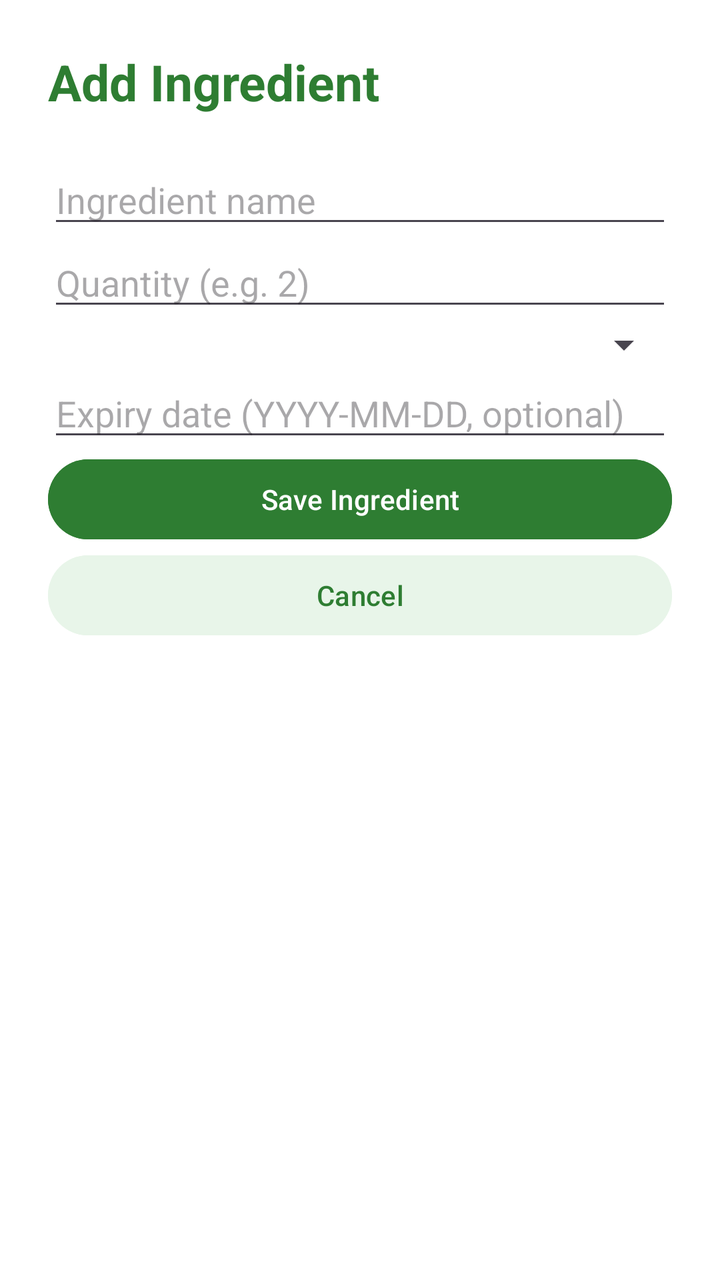
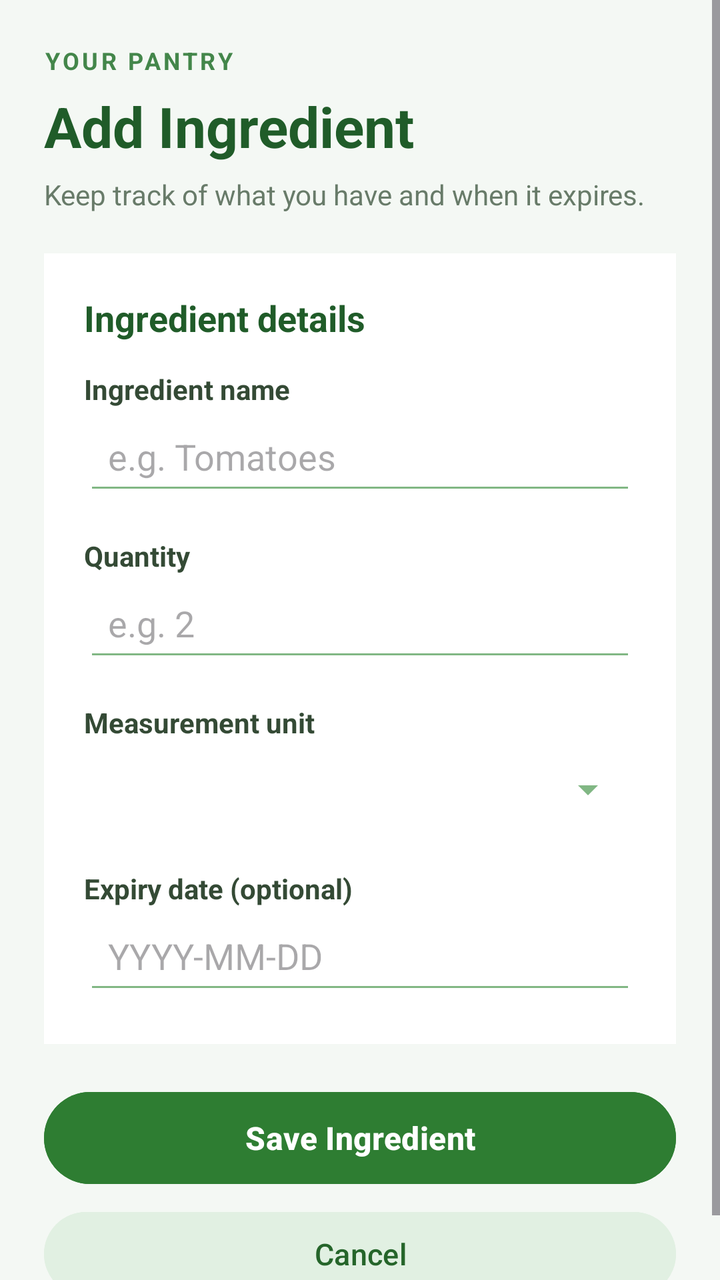

Two renders of the same Android screen: before a commit and after it. Below are the layout's source before the change and the commit's diff.
<!-- AndroidManifest.xml: application theme Theme.Smartpantrymanager -->
<!-- res/layout/activity_add_edit_ingredient.xml -->
<?xml version="1.0" encoding="utf-8"?>
<ScrollView xmlns:android="http://schemas.android.com/apk/res/android"
    android:layout_width="match_parent"
    android:layout_height="match_parent"
    android:background="#FFFFFF">

    <LinearLayout
        android:layout_width="match_parent"
        android:layout_height="wrap_content"
        android:orientation="vertical"
        android:padding="24dp">

        <TextView
            android:id="@+id/txtFormTitle"
            android:layout_width="match_parent"
            android:layout_height="wrap_content"
            android:text="Add Ingredient"
            android:textSize="25sp"
            android:textStyle="bold"
            android:textColor="#2E7D32"
            android:paddingBottom="20dp" />

        <EditText
            android:id="@+id/inputName"
            android:layout_width="match_parent"
            android:layout_height="wrap_content"
            android:hint="Ingredient name"
            android:inputType="textCapSentences"
            android:singleLine="true" />

        <EditText
            android:id="@+id/inputQuantity"
            android:layout_width="match_parent"
            android:layout_height="wrap_content"
            android:hint="Quantity (e.g. 2)"
            android:inputType="numberDecimal"
            android:singleLine="true" />

        <Spinner
            android:id="@+id/spinnerUnit"
            android:layout_width="match_parent"
            android:layout_height="wrap_content" />

        <EditText
            android:id="@+id/inputExpiry"
            android:layout_width="match_parent"
            android:layout_height="wrap_content"
            android:hint="Expiry date (YYYY-MM-DD, optional)"
            android:inputType="date"
            android:singleLine="true" />

        <Button
            android:id="@+id/btnSaveIngredient"
            android:layout_width="match_parent"
            android:layout_height="wrap_content"
            android:text="Save Ingredient"
            android:backgroundTint="#2E7D32"
            android:textColor="#FFFFFF" />

        <Button
            android:id="@+id/btnCancelIngredient"
            android:layout_width="match_parent"
            android:layout_height="wrap_content"
            android:text="Cancel"
            android:backgroundTint="#E8F5E9"
            android:textColor="#2E7D32" />

    </LinearLayout>
</ScrollView>
<!-- resources referenced by this layout -->
<resources>
  <style name="Theme.Smartpantrymanager" parent="Base.Theme.Smartpantrymanager" />
  <style name="Base.Theme.Smartpantrymanager" parent="Theme.Material3.DayNight.NoActionBar">
          
          
      </style>
</resources>

<!-- the commit's change to res/layout/activity_add_edit_ingredient.xml (unified diff, before → after) -->
@@ -2,68 +2,154 @@
 <ScrollView xmlns:android="http://schemas.android.com/apk/res/android"
     android:layout_width="match_parent"
     android:layout_height="match_parent"
-    android:background="#FFFFFF">
+    android:fillViewport="true"
+    android:background="#F4F8F4">
 
     <LinearLayout
         android:layout_width="match_parent"
         android:layout_height="wrap_content"
         android:orientation="vertical"
-        android:padding="24dp">
+        android:padding="22dp">
+
+        <TextView
+            android:layout_width="wrap_content"
+            android:layout_height="wrap_content"
+            android:text="YOUR PANTRY"
+            android:textColor="#43864A"
+            android:textSize="12sp"
+            android:textStyle="bold"
+            android:letterSpacing="0.12" />
 
         <TextView
             android:id="@+id/txtFormTitle"
             android:layout_width="match_parent"
             android:layout_height="wrap_content"
             android:text="Add Ingredient"
-            android:textSize="25sp"
+            android:textSize="28sp"
             android:textStyle="bold"
-            android:textColor="#2E7D32"
+            android:textColor="#205C29"
+            android:paddingTop="6dp" />
+
+        <TextView
+            android:layout_width="match_parent"
+            android:layout_height="wrap_content"
+            android:text="Keep track of what you have and when it expires."
+            android:textColor="#687B69"
+            android:textSize="14sp"
+            android:paddingTop="6dp"
             android:paddingBottom="20dp" />
 
-        <EditText
-            android:id="@+id/inputName"
+        <LinearLayout
             android:layout_width="match_parent"
             android:layout_height="wrap_content"
-            android:hint="Ingredient name"
-            android:inputType="textCapSentences"
-            android:singleLine="true" />
+            android:orientation="vertical"
+            android:padding="20dp"
+            android:background="#FFFFFF">
 
-        <EditText
-            android:id="@+id/inputQuantity"
-            android:layout_width="match_parent"
-            android:layout_height="wrap_content"
-            android:hint="Quantity (e.g. 2)"
-            android:inputType="numberDecimal"
-            android:singleLine="true" />
+            <TextView
+                android:layout_width="match_parent"
+                android:layout_height="wrap_content"
+                android:text="Ingredient details"
+                android:textColor="#205C29"
+                android:textSize="18sp"
+                android:textStyle="bold"
+                android:paddingBottom="14dp" />
 
-        <Spinner
-            android:id="@+id/spinnerUnit"
-            android:layout_width="match_parent"
-            android:layout_height="wrap_content" />
+            <TextView
+                android:layout_width="match_parent"
+                android:layout_height="wrap_content"
+                android:text="Ingredient name"
+                android:textColor="#344A35"
+                android:textStyle="bold"
+                android:textSize="14sp" />
 
-        <EditText
-            android:id="@+id/inputExpiry"
-            android:layout_width="match_parent"
-            android:layout_height="wrap_content"
-            android:hint="Expiry date (YYYY-MM-DD, optional)"
-            android:inputType="date"
-            android:singleLine="true" />
+            <EditText
+                android:id="@+id/inputName"
+                android:layout_width="match_parent"
+                android:layout_height="wrap_content"
+                android:hint="e.g. Tomatoes"
+                android:inputType="textCapSentences"
+                android:singleLine="true"
+                android:layout_marginBottom="16dp"
+                android:padding="12dp"
+                android:backgroundTint="#81B784" />
+
+            <TextView
+                android:layout_width="match_parent"
+                android:layout_height="wrap_content"
+                android:text="Quantity"
+                android:textColor="#344A35"
+                android:textStyle="bold"
+                android:textSize="14sp" />
+
+            <EditText
+                android:id="@+id/inputQuantity"
+                android:layout_width="match_parent"
+                android:layout_height="wrap_content"
+                android:hint="e.g. 2"
+                android:inputType="numberDecimal"
+                android:singleLine="true"
+                android:layout_marginBottom="16dp"
+                android:padding="12dp"
+                android:backgroundTint="#81B784" />
+
+            <TextView
+                android:layout_width="match_parent"
+                android:layout_height="wrap_content"
+                android:text="Measurement unit"
+                android:textColor="#344A35"
+                android:textStyle="bold"
+                android:textSize="14sp" />
+
+            <Spinner
+                android:id="@+id/spinnerUnit"
+                android:layout_width="match_parent"
+                android:layout_height="48dp"
+                android:layout_marginBottom="16dp"
+                android:backgroundTint="#81B784" />
+
+            <TextView
+                android:layout_width="match_parent"
+                android:layout_height="wrap_content"
+                android:text="Expiry date (optional)"
+                android:textColor="#344A35"
+                android:textStyle="bold"
+                android:textSize="14sp" />
+
+            <EditText
+                android:id="@+id/inputExpiry"
+                android:layout_width="match_parent"
+                android:layout_height="wrap_content"
+                android:hint="YYYY-MM-DD"
+                android:inputType="date"
+                android:singleLine="true"
+                android:padding="12dp"
+                android:backgroundTint="#81B784" />
+
+        </LinearLayout>
 
         <Button
             android:id="@+id/btnSaveIngredient"
             android:layout_width="match_parent"
-            android:layout_height="wrap_content"
+            android:layout_height="54dp"
+            android:layout_marginTop="20dp"
             android:text="Save Ingredient"
+            android:textAllCaps="false"
+            android:textSize="16sp"
+            android:textStyle="bold"
             android:backgroundTint="#2E7D32"
             android:textColor="#FFFFFF" />
 
         <Button
             android:id="@+id/btnCancelIngredient"
             android:layout_width="match_parent"
-            android:layout_height="wrap_content"
+            android:layout_height="50dp"
+            android:layout_marginTop="6dp"
             android:text="Cancel"
-            android:backgroundTint="#E8F5E9"
-            android:textColor="#2E7D32" />
+            android:textAllCaps="false"
+            android:textSize="15sp"
+            android:backgroundTint="#E1F0E2"
+            android:textColor="#25652A" />
 
     </LinearLayout>
 </ScrollView>
